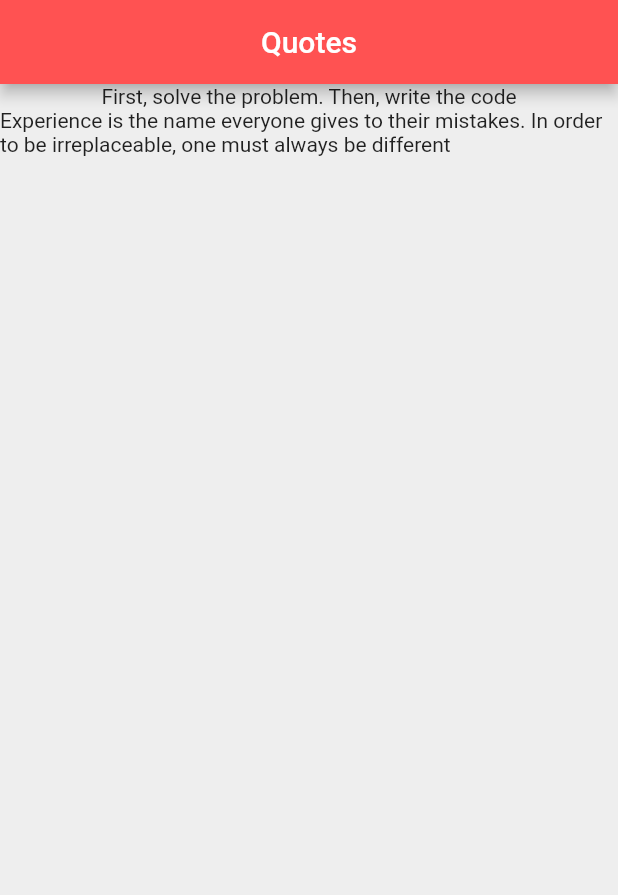
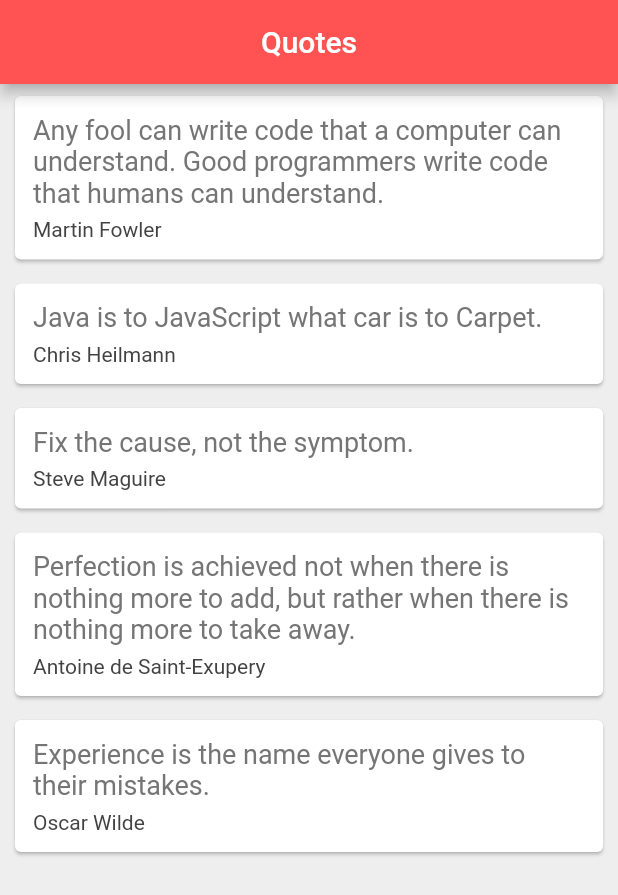
Before and after one commit to hashimTahir/FlutterDemo, a Flutter app: the screen it shows after launch, on a phone screen of 412 x 824 dp. Shown: the top 895 px of the screen. Run offline on Flutter 3.47's test engine with Material 2 defaults, Android fonts, the phone set to English and light mode, and no system bars.

Commit message:
Package restructured. Cards added for list items.
Signed-off-by: hashim <hashimtahir@live.com>

```diff
--- /dev/null
+++ b/lib/data/Quote.dart
@@ -0,0 +1,32 @@
+/*
+ * Copyright (c) 2021/  1/ 16.  Created by Hashim Tahir
+ */
+
+class Quote {
+  String hQuote;
+  String hAuthor;
+
+  /*Curly braces converts it into named parameters*/
+  Quote({this.hQuote, this.hAuthor});
+
+  static List<Quote> hGetQuotesList() {
+    List<Quote> hQuotesList = new List.empty(growable: true);
+    hQuotesList.add(Quote(
+        hAuthor: "Martin Fowler",
+        hQuote: "Any fool can write code that a computer can understand."
+            " Good programmers write code that humans can understand."));
+    hQuotesList.add(Quote(
+        hAuthor: "Chris Heilmann",
+        hQuote: "Java is to JavaScript what car is to Carpet."));
+    hQuotesList.add(Quote(
+        hAuthor: "Steve Maguire", hQuote: "Fix the cause, not the symptom."));
+    hQuotesList.add(Quote(
+        hAuthor: "Antoine de Saint-Exupery",
+        hQuote: "Perfection is achieved not when there is nothing more"
+            " to add, but rather when there is nothing more to take away."));
+    hQuotesList.add(Quote(
+        hAuthor: "Oscar Wilde",
+        hQuote: "Experience is the name everyone gives to their mistakes."));
+    return hQuotesList;
+  }
+}
--- a/lib/main.dart
+++ b/lib/main.dart
@@ -4,6 +4,9 @@
 
 import 'package:flutter/cupertino.dart';
 import 'package:flutter/material.dart';
+import 'package:flutter_demo/widgets/HcardWidget.dart';
+
+import 'data/Quote.dart';
 
 void main() {
   runApp(MaterialApp(home: QuotesList()));
@@ -15,12 +18,7 @@ class QuotesList extends StatefulWidget {
 }
 
 class _QuotesListState extends State<QuotesList> {
-
-  List<String> hQuotesList = ["First, solve the problem. Then, write the code",
-    "Experience is the name everyone gives to their mistakes."
-        " In order to be irreplaceable, one must always be different"
-  ];
-
+  List<Quote> hQuotesList = Quote.hGetQuotesList();
 
   @override
   Widget build(BuildContext context) {
@@ -34,12 +32,7 @@ class _QuotesListState extends State<QuotesList> {
           backgroundColor: Colors.redAccent[200],
         ),
         body: Column(
-        children:
-        hQuotesList.map((quote) {
-          return Text(quote);
-        }).toList(),
-
-      ),
-    );
+          children: hQuotesList.map((quote) => HcardWidget(quote)).toList(),
+        ));
   }
 }
```
Also changed, not shown: lib/widgets/HcardWidget.dart (added, +38 -0 lines). Lines whose indentation alone changed are shown as unchanged.
